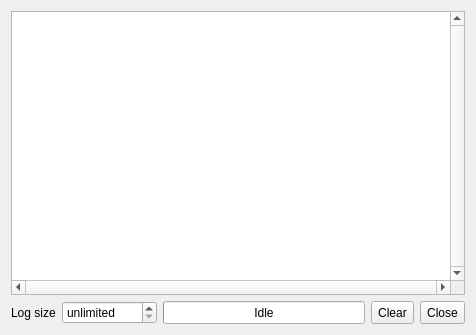
Before: the Qt Designer form checksumscannerlog.ui in qmc2/qmc2-mame-fe, drawn with Qt 5.
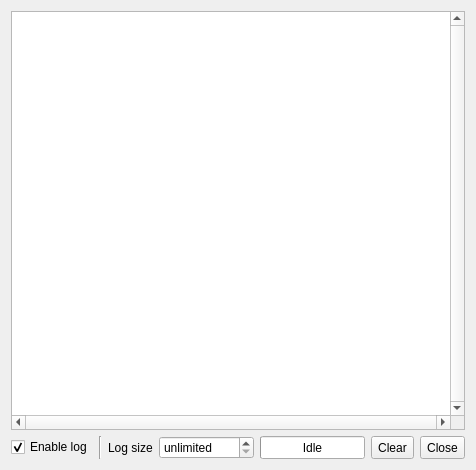
After: the same form once the commit is applied.

Commit message:
imp: ROMAlyzer: added an 'enable log output' option to both the check-sum scanner and the collection rebuilder
imp: ROMAlyzer: added a 'deep scan' option to the check-sum scanner

Patch:
```diff
--- a/checksumscannerlog.ui
+++ b/checksumscannerlog.ui
@@ -7,7 +7,7 @@
     <x>0</x>
     <y>0</y>
     <width>476</width>
-    <height>335</height>
+    <height>470</height>
    </rect>
   </property>
   <property name="windowTitle">
@@ -32,6 +32,26 @@
    </item>
    <item row="1" column="0">
     <layout class="QHBoxLayout" name="horizontalLayout">
+     <item>
+      <widget class="QCheckBox" name="checkBoxEnableLog">
+       <property name="toolTip">
+        <string>Enable log output</string>
+       </property>
+       <property name="text">
+        <string>Enable log</string>
+       </property>
+       <property name="checked">
+        <bool>true</bool>
+       </property>
+      </widget>
+     </item>
+     <item>
+      <widget class="Line" name="line">
+       <property name="orientation">
+        <enum>Qt::Vertical</enum>
+       </property>
+      </widget>
+     </item>
      <item>
       <widget class="QLabel" name="labelMaxLogSize">
        <property name="text">
```
Left out of the diff: 1 changed line with no effect on the pictures. The commit also changes 24 other files.
